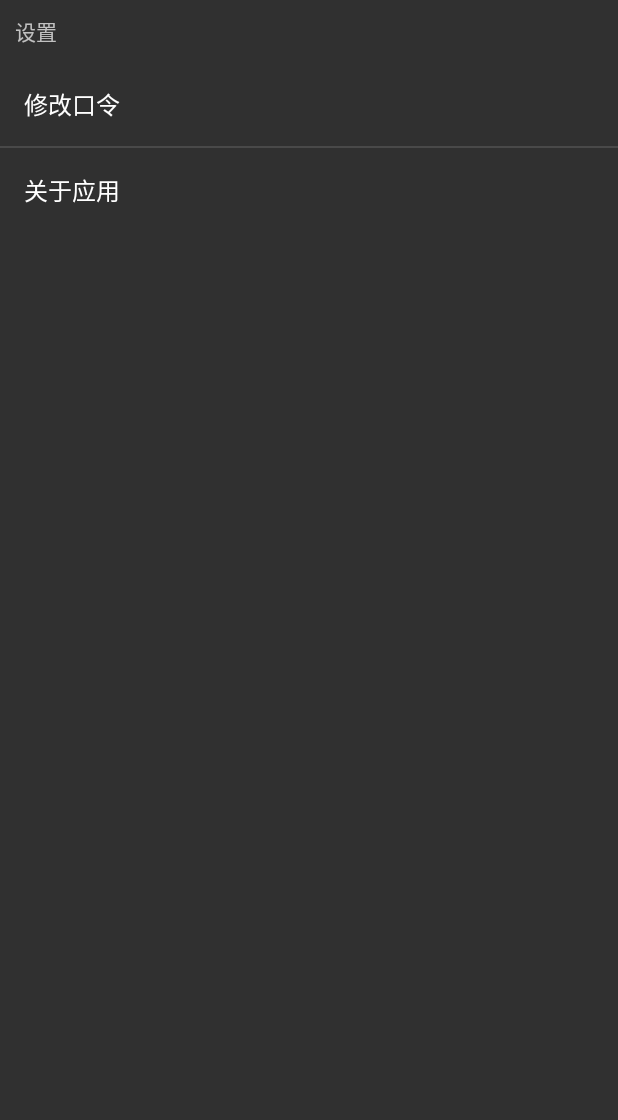
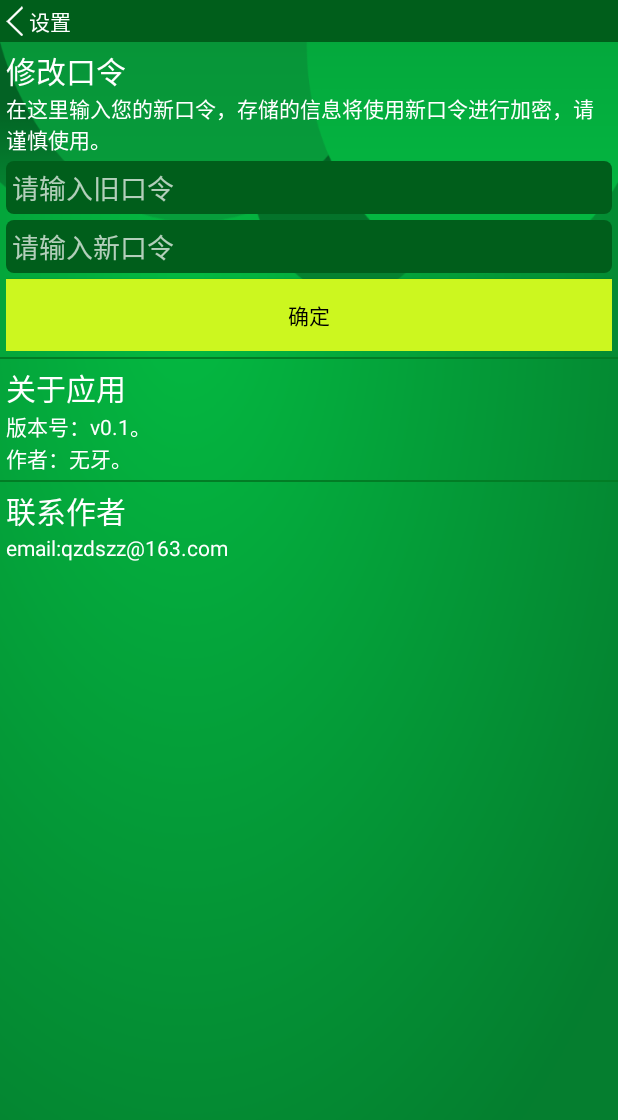
Before and after one commit to codeqian/password-note, an Android app: the settingActivity screen opened directly, with no data from a screen before it, on a phone screen of 412 x 824 dp. Shown: the top 1120 px of the screen. Run offline under Robolectric (Android 15) with nearby library versions, the phone set to English and light mode, and no system bars.

Commit message:
修改设置页面，增加口令修改功能

```diff
--- a/src/passnote/app/src/main/java/codepig/passnote/settingActivity.java
+++ b/src/passnote/app/src/main/java/codepig/passnote/settingActivity.java
@@ -1,33 +1,48 @@
 package codepig.passnote;
 
 import android.app.Activity;
-import android.app.FragmentManager;
-import android.app.FragmentTransaction;
+import android.content.Context;
+import android.content.Intent;
+import android.content.SharedPreferences;
+import android.net.Uri;
 import android.os.Bundle;
 import android.view.View;
 import android.widget.Button;
+import android.widget.EditText;
+import android.widget.LinearLayout;
+import android.widget.Toast;
+
+import codepig.passnote.Utils.dataCenter;
+import codepig.passnote.math.codeFactory;
 
 /**
  * 设置面板的activity
  * Created by QZD on 2015/3/9.
  */
 public class settingActivity extends Activity {
-    //设置面板fragment对象
-    private settingFragment settingFm;
+    private Context context;
+    private LinearLayout backBtn,connectBtn;
+    private EditText old_t,new_t;
+    private Button okBtn;
+    private SharedPreferences.Editor editor;
+    private SharedPreferences settings;
+
     @Override
     protected void onCreate(Bundle savedInstanceState) {
+        context=this;
         super.onCreate(savedInstanceState);
-        setContentView(R.layout.settingmain);
-
-        FragmentManager fragmentManager = getFragmentManager();
-        FragmentTransaction fragmentTransaction = fragmentManager.beginTransaction();
-        settingFm = new settingFragment();
-        fragmentTransaction.replace(R.id.content, settingFm);
-        fragmentTransaction.commit();
+        setContentView(R.layout.setting_l);
         init();
     }
     private void init(){
-        findViewById(R.id.titleBar).setOnClickListener(clickBtn);
+        backBtn=(LinearLayout) findViewById(R.id.backBtn);
+        connectBtn=(LinearLayout) findViewById(R.id.connectBtn);
+        old_t=(EditText) findViewById(R.id.old_t);
+        new_t=(EditText) findViewById(R.id.new_t);
+        okBtn=(Button) findViewById(R.id.okBtn);
+        backBtn.setOnClickListener(clickBtn);
+        connectBtn.setOnClickListener(clickBtn);
+        okBtn.setOnClickListener(clickBtn);
     }
 
     //监听按钮
@@ -35,12 +50,51 @@ public class settingActivity extends Activity {
         @Override
         public void onClick(View v) {
             switch (v.getId()) {
-                case R.id.titleBar:
+                case R.id.backBtn://关闭
                     finish();
+                    break;
+                case R.id.connectBtn://发邮件
+                    Uri uri = Uri.parse("mailto:qzdszz@163.com");
+                    startActivity(new Intent(Intent.ACTION_SENDTO,uri));
+                    break;
+                case R.id.okBtn://修改口令
+                    settings = getSharedPreferences("pwNoteSetting", Context.MODE_PRIVATE);
+                    editor = settings.edit();
+                    if(!codeFactory.key2Md5(old_t.getText().toString()).equals(settings.getString("cameBefore", ""))){
+                        Toast.makeText(context, "旧暗号对不上啊！", Toast.LENGTH_SHORT).show();
+                        return;
+                    }
+                    if(new_t.getText().toString().equals("")){
+                        Toast.makeText(context, "您还没输入新口令呢！", Toast.LENGTH_SHORT).show();
+                        return;
+                    }
+                    String checkMsg= codeFactory.checkWordLength(new_t.getText().toString());
+                    if(checkMsg.equals("tooLong")){
+                        Toast.makeText(context, "口令长度不能超过16个字符！", Toast.LENGTH_SHORT).show();
+                        return;
+                    }
+                    if(checkMsg.equals("notLetter")){
+                        Toast.makeText(context, "口令只能包含数字和英文字母！", Toast.LENGTH_SHORT).show();
+                        return;
+                    }
+                    savePassword(new_t.getText().toString());
                     break;
                 default:
                     break;
             }
         }
     };
+
+    /**
+     * 更改口令
+     * @param password_t
+     */
+    public void savePassword(String password_t){
+        editor.putString("cameBefore", codeFactory.key2Md5(password_t));
+        editor.commit();
+        dataCenter.theWords=password_t;
+        codeFactory.reEncodeWords();
+        Toast.makeText(context, "口令修改成功！", Toast.LENGTH_SHORT).show();
+        finish();
+    }
 }
--- /dev/null
+++ b/src/passnote/app/src/main/res/layout/setting_l.xml
@@ -0,0 +1,117 @@
+<?xml version="1.0" encoding="utf-8"?>
+<LinearLayout xmlns:android="http://schemas.android.com/apk/res/android"
+    android:background="@mipmap/bg"
+    android:orientation="vertical" android:layout_width="match_parent"
+    android:layout_height="match_parent">
+    <LinearLayout
+        android:id="@+id/backBtn"
+        android:background="@color/darkGreen"
+        android:orientation="horizontal"
+        android:layout_width="match_parent"
+        android:layout_height="wrap_content">
+        <ImageView
+            android:src="@mipmap/back_over"
+            android:layout_margin="@dimen/little_margin"
+            android:layout_width="wrap_content"
+            android:layout_height="wrap_content"
+            android:layout_gravity="center_vertical" />
+        <TextView
+            android:text="设置"
+            android:textColor="@color/titleText"
+            android:layout_width="wrap_content"
+            android:layout_height="wrap_content"
+            android:layout_gravity="center_vertical" />
+    </LinearLayout>
+    <LinearLayout
+        android:padding="@dimen/textPadding"
+        android:orientation="vertical"
+        android:layout_width="match_parent"
+        android:layout_height="wrap_content">
+        <TextView
+            android:text="修改口令"
+            android:textColor="@color/titleText"
+            android:textSize="@dimen/mainTextH1"
+            android:layout_width="wrap_content"
+            android:layout_height="wrap_content" />
+        <TextView
+            android:text="在这里输入您的新口令，存储的信息将使用新口令进行加密，请谨慎使用。"
+            android:textColor="@color/titleText"
+            android:layout_width="wrap_content"
+            android:layout_height="wrap_content" />
+        <EditText
+            android:id="@+id/old_t"
+            android:password="true"
+            android:layout_marginTop="@dimen/little_margin"
+            android:hint="请输入旧口令"
+            android:textColor="@color/mainYellow"
+            android:padding="@dimen/textPadding"
+            android:background="@drawable/rounded_edittext"
+            android:layout_width="match_parent"
+            android:layout_height="wrap_content" />
+        <EditText
+            android:id="@+id/new_t"
+            android:layout_marginTop="@dimen/little_margin"
+            android:hint="请输入新口令"
+            android:textColor="@color/mainYellow"
+            android:padding="@dimen/textPadding"
+            android:background="@drawable/rounded_edittext"
+            android:layout_width="match_parent"
+            android:layout_height="wrap_content" />
+        <Button
+            android:id="@+id/okBtn"
+            android:text="确定"
+            android:textColor="@color/black"
+            android:layout_marginTop="@dimen/little_margin"
+            android:background="@color/mainYellow"
+            android:layout_width="match_parent"
+            android:layout_height="wrap_content" />
+    </LinearLayout>
+    <View
+        android:layout_width="match_parent"
+        android:layout_height="1dp"
+        android:background="@color/mainGreen" />
+    <LinearLayout
+        android:padding="@dimen/textPadding"
+        android:orientation="vertical"
+        android:layout_width="match_parent"
+        android:layout_height="wrap_content">
+        <TextView
+            android:text="关于应用"
+            android:textColor="@color/titleText"
+            android:textSize="@dimen/mainTextH1"
+            android:layout_width="wrap_content"
+            android:layout_height="wrap_content" />
+        <TextView
+            android:text="版本号：v0.1。"
+            android:textColor="@color/titleText"
+            android:layout_width="wrap_content"
+            android:layout_height="wrap_content" />
+        <TextView
+            android:text="作者：无牙。"
+            android:textColor="@color/titleText"
+            android:layout_width="wrap_content"
+            android:layout_height="wrap_content" />
+    </LinearLayout>
+    <View
+        android:layout_width="match_parent"
+        android:layout_height="1dp"
+        android:background="@color/mainGreen" />
+    <LinearLayout
+        android:padding="@dimen/textPadding"
+        android:orientation="vertical"
+        android:id="@+id/connectBtn"
+        android:layout_width="match_parent"
+        android:layout_height="wrap_content">
+        <TextView
+            android:text="联系作者"
+            android:textColor="@color/titleText"
+            android:textSize="@dimen/mainTextH1"
+            android:layout_width="wrap_content"
+            android:layout_height="wrap_content" />
+        <TextView
+            android:text="email:qzdszz@163.com"
+            android:textColor="@color/titleText"
+            android:layout_width="wrap_content"
+            android:layout_height="wrap_content" />
+    </LinearLayout>
+</LinearLayout>
--- a/src/passnote/app/src/main/res/values/colors.xml
+++ b/src/passnote/app/src/main/res/values/colors.xml
@@ -6,4 +6,5 @@
     <color name="darkGreen">#005e1b</color>
     <color name="titleText">#ffffff</color>
     <color name="hintGray">#6C6C6C</color>
+    <color name="black">#000000</color>
 </resources>
--- a/src/passnote/app/src/main/res/xml/preferences.xml
+++ b/src/passnote/app/src/main/res/xml/preferences.xml
@@ -1,24 +1,19 @@
 <PreferenceScreen
     xmlns:android="http://schemas.android.com/apk/res/android"
     android:title="设置">
+    <EditTextPreference
+        android:dialogTitle="输入您的新口令"
+        android:key="newKey"
+        android:summary="在这里输入您的新口令，存储的信息将使用新口令进行加密，请谨慎使用。"
+        android:title="修改口令"
+        />
     <PreferenceScreen
-        android:title="修改口令">
-        <PreferenceScreen
-            android:title="修改口令">
-            <EditTextPreference
-                android:dialogTitle="输入您的新口令"
-                android:key="newKey"
-                android:summary="在这里输入您的新口令，存储的信息将使用新口令进行加密，请谨慎使用。"
-                android:title="输入新口令"
-                />
-        </PreferenceScreen>
+        android:summary="版本号：v0.1。作者：无牙。"
+        android:title="关于应用">
     </PreferenceScreen>
     <PreferenceScreen
-        android:title="关于应用">
-        <PreferenceScreen
-            android:key="aboutMe"
-            android:summary="作者：无牙。email:qzdszz@163.com。"
-            android:title="密本v0.1">
-        </PreferenceScreen>
+        android:key="mailMe"
+        android:summary="email:qzdszz@163.com"
+        android:title="联系作者">
     </PreferenceScreen>
 </PreferenceScreen>
```
Also changed, not shown: src/passnote/app/src/main/java/codepig/passnote/MainActivity.java (+20 -20 lines), src/passnote/app/src/main/java/codepig/passnote/math/codeFactory.java (+18 -0 lines), src/passnote/app/src/main/java/codepig/passnote/settingFragment.java (+40 -13 lines), src/passnote/app/src/main/res/mipmap-hdpi/back_over.png (added), src/passnote/app/src/main/res/mipmap-mdpi/back_over.png (added), src/passnote/app/src/main/res/mipmap-xhdpi/back_over.png (added).
